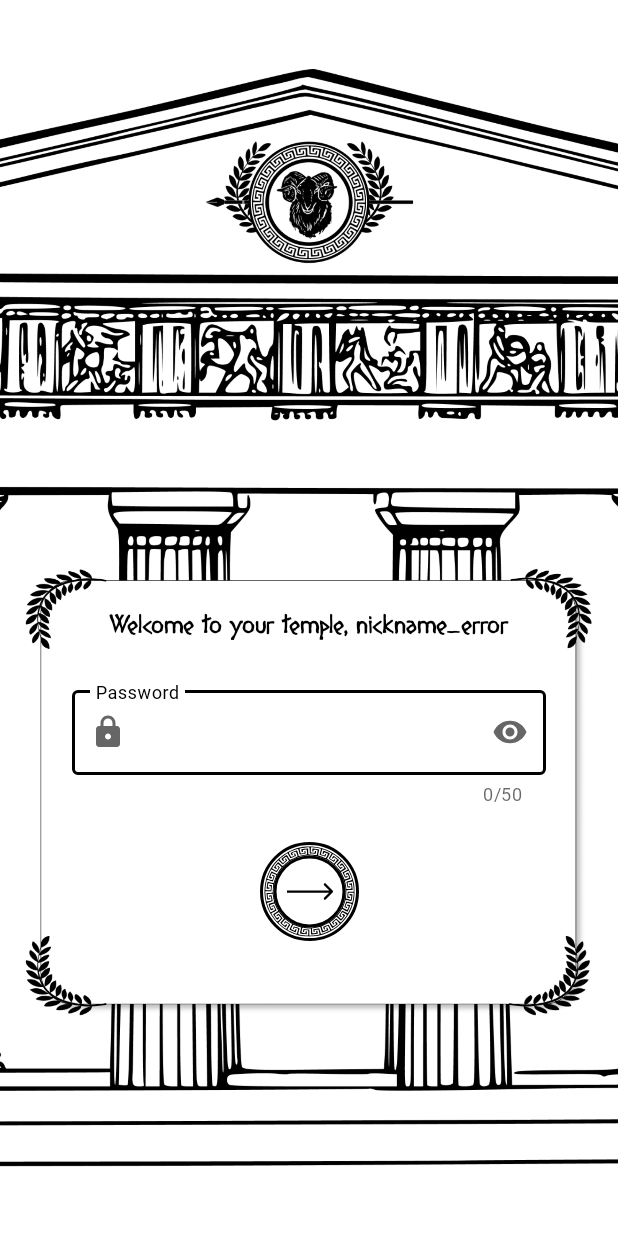
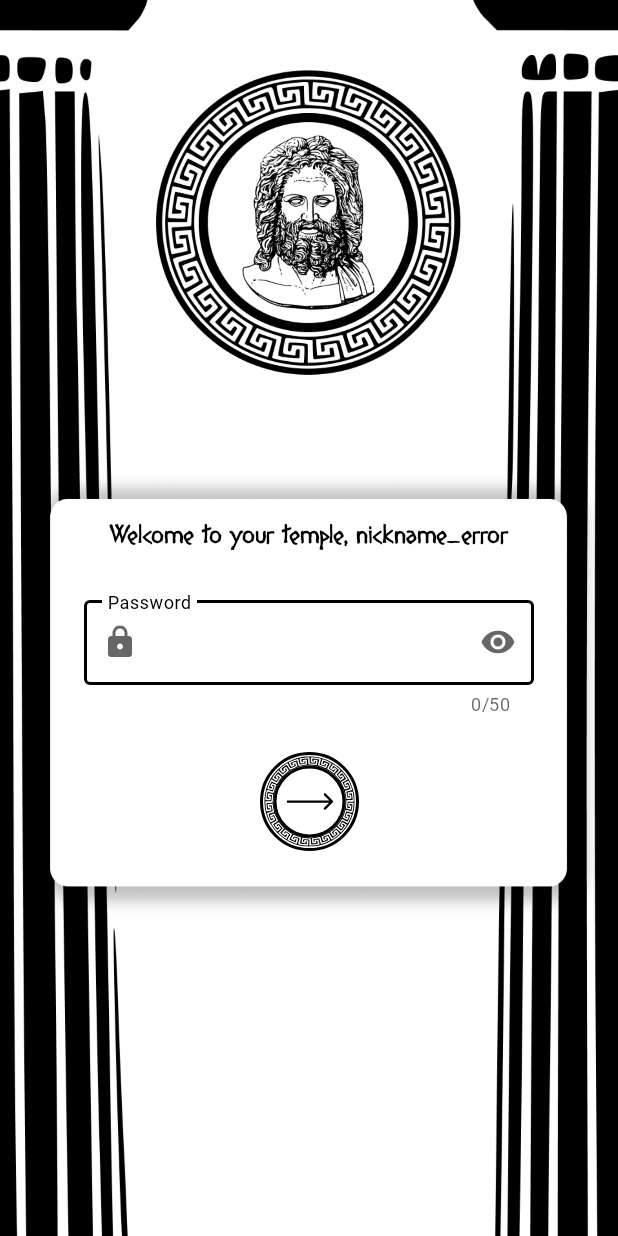
Before and after one commit to PrincipiaCustodes/Aegis, an Android app: the LogInActivity screen opened directly, with no data from a screen before it, on a phone screen of 412 x 824 dp. Run offline under Robolectric (Android 15) with nearby library versions, the phone set to English and light mode, and no system bars.

Commit message:
change loginActivity background image

```diff
--- a/Egida/app/src/main/java/com/example/egida/LogInActivity.java
+++ b/Egida/app/src/main/java/com/example/egida/LogInActivity.java
@@ -37,6 +37,8 @@ public class LogInActivity extends AppCompatActivity {
         welcomeText = findViewById(R.id.hello_text);
         password = findViewById(R.id.login_password_input_textField);
         nextButton = findViewById(R.id.login_next_btn);
+
+        getWindow().setNavigationBarColor(getResources().getColor(R.color.black));
 
         welcomeText.setText(getString(R.string.login_activity_welcome_text) + " " + SharedPrefs.getNICKNAME(this));
 
--- a/Egida/app/src/main/res/drawable/custom_drawer_nav_background.xml
+++ b/Egida/app/src/main/res/drawable/custom_drawer_nav_background.xml
@@ -3,7 +3,7 @@
     <item>
         <shape xmlns:android="http://schemas.android.com/apk/res/android" android:shape="rectangle">
             <solid android:color="@color/background_color"></solid>
-            <corners android:bottomRightRadius="0dp" android:topRightRadius="28dp"></corners>
+            <corners android:bottomRightRadius="28dp" android:topRightRadius="28dp"></corners>
         </shape>
     </item>
 </layer-list>
--- a/Egida/app/src/main/res/layout/activity_log_in.xml
+++ b/Egida/app/src/main/res/layout/activity_log_in.xml
@@ -15,7 +15,8 @@
         app:layout_constraintEnd_toEndOf="parent"
         app:layout_constraintStart_toStartOf="parent"
         app:layout_constraintTop_toTopOf="parent"
-        app:srcCompat="@drawable/login_background_image" />
+        app:srcCompat="@drawable/background_image"
+        android:scaleType="centerCrop"/>
 
     <TextView
         android:id="@+id/hello_text"
@@ -33,10 +34,10 @@
         style="@style/Widget.MaterialComponents.TextInputLayout.OutlinedBox"
         android:layout_width="match_parent"
         android:layout_height="wrap_content"
-        android:layout_marginTop="24dp"
-        android:layout_marginStart="48dp"
-        android:layout_marginEnd="48dp"
-        android:hint="Password"
+        android:layout_marginStart="56dp"
+        android:layout_marginTop="48dp"
+        android:layout_marginEnd="56dp"
+        android:hint="@string/password_hint"
         app:counterEnabled="true"
         app:counterMaxLength="50"
         app:endIconMode="password_toggle"
@@ -44,7 +45,6 @@
         app:layout_constraintEnd_toEndOf="parent"
         app:layout_constraintStart_toStartOf="parent"
         app:layout_constraintTop_toTopOf="parent"
-        app:layout_constraintVertical_bias="0.6"
         app:startIconDrawable="@drawable/ic_lock">
 
         <com.google.android.material.textfield.TextInputEditText
--- a/Egida/app/src/main/res/layout/activity_main.xml
+++ b/Egida/app/src/main/res/layout/activity_main.xml
@@ -44,6 +44,7 @@
     <com.google.android.material.navigation.NavigationView
         android:id="@+id/navigation_view"
         android:layout_marginTop="10dp"
+        android:layout_marginBottom="10dp"
         android:background="@drawable/custom_drawer_nav_background"
         android:layout_width="wrap_content"
         android:layout_height="match_parent"
--- a/Egida/app/src/main/res/values/strings.xml
+++ b/Egida/app/src/main/res/values/strings.xml
@@ -19,6 +19,8 @@
     <string name="invalid_username">Not a valid username</string>
     <string name="invalid_password">Password must be >5 characters</string>
     <string name="login_failed">"Login failed"</string>
+
+    <string name="password_hint">Password</string>
 
     <!-- Class Biometrics -->
     <string name="biometrics_dialog_title">Authentication</string>
```
Also changed, not shown: Egida/app/src/main/res/drawable/background_image.jpg (added).
